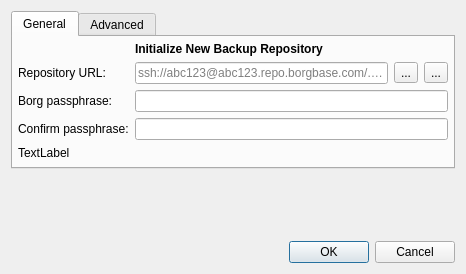
Above: src/vorta/assets/UI/repoadd.ui from borgbase/vorta before the change. Below: the same form after it.
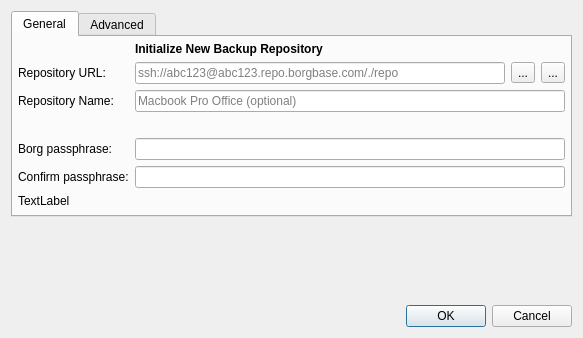
That is the form after the change. Icons and pictures are not drawn.

Commit message: Assign names to repos. By @diivi (#1665)

Patch:
```diff
--- a/src/vorta/assets/UI/repoadd.ui
+++ b/src/vorta/assets/UI/repoadd.ui
@@ -6,8 +6,8 @@
       <rect>
         <x>0</x>
         <y>0</y>
-        <width>466</width>
-        <height>274</height>
+    <width>583</width>
+    <height>338</height>
       </rect>
     </property>
     <property name="modal">
@@ -149,13 +149,34 @@
                 </layout>
               </item>
               <item row="2" column="0">
+        <widget class="QLabel" name="label_2">
+         <property name="text">
+          <string>Repository Name:</string>
+         </property>
+        </widget>
+       </item>
+       <item row="2" column="1">
+        <widget class="QLineEdit" name="repoName">
+         <property name="placeholderText">
+          <string>Macbook Pro Office (optional)</string>
+         </property>
+        </widget>
+       </item>
+        <item row="3" column="0">
+          <widget class="QLabel" name="label_4">
+          <property name="text">
+            <string/>
+          </property>
+          </widget>
+        </item>
+       <item row="4" column="0">
                 <widget class="QLabel" name="label_3">
                   <property name="text">
                     <string>Borg passphrase:</string>
                   </property>
                 </widget>
               </item>
-              <item row="2" column="1">
+       <item row="4" column="1">
                 <widget class="QLineEdit" name="passwordLineEdit">
                   <property name="enabled">
                     <bool>true</bool>
@@ -165,24 +186,24 @@
                   </property>
                 </widget>
               </item>
-              <item row="3" column="1">
-                <widget class="QLineEdit" name="confirmLineEdit">
-                  <property name="enabled">
-                    <bool>true</bool>
-                  </property>
-                  <property name="echoMode">
-                    <enum>QLineEdit::Password</enum>
-                  </property>
-                </widget>
-              </item>
-              <item row="3" column="0">
+       <item row="5" column="0">
                 <widget class="QLabel" name="confirmLabel">
                   <property name="text">
                     <string>Confirm passphrase:</string>
                   </property>
                 </widget>
               </item>
-              <item row="4" column="0" colspan="2">
+       <item row="5" column="1">
+        <widget class="QLineEdit" name="confirmLineEdit">
+         <property name="enabled">
+          <bool>true</bool>
+         </property>
+         <property name="echoMode">
+          <enum>QLineEdit::Password</enum>
+         </property>
+        </widget>
+       </item>
+       <item row="6" column="0" colspan="2">
                 <widget class="QLabel" name="passwordLabel">
                   <property name="text">
                     <string>TextLabel</string>
```
Left out of the diff: 8 changed lines with no effect on the pictures. Lines whose indentation alone changed are shown as unchanged. The commit also changes 12 other files.
